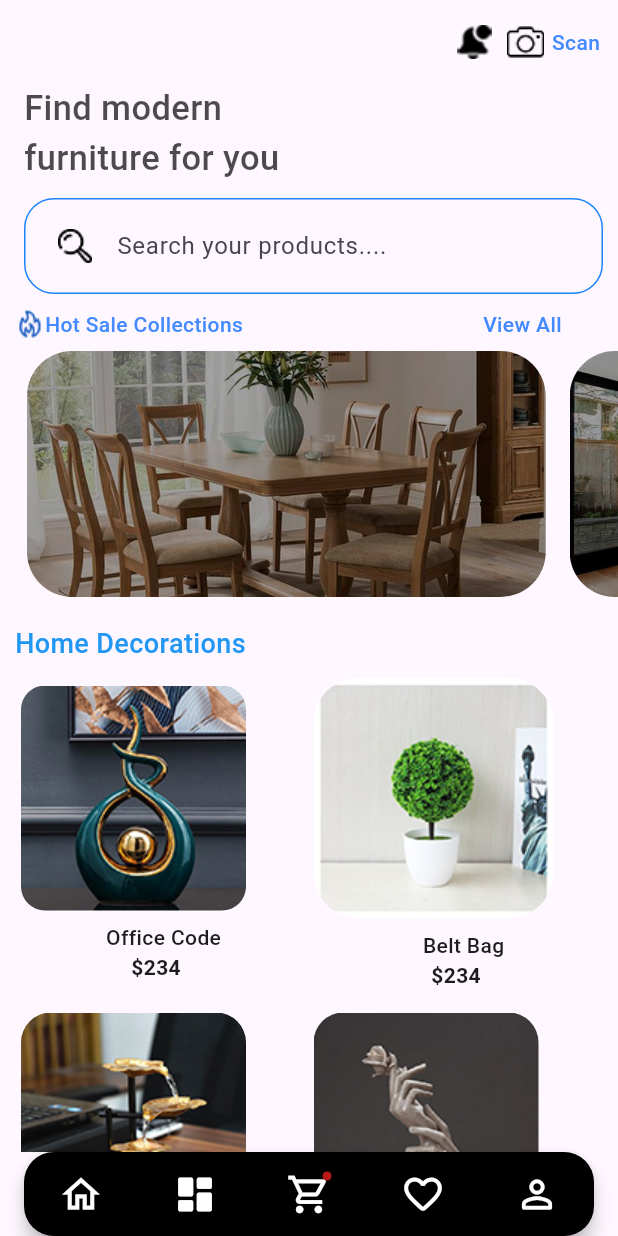
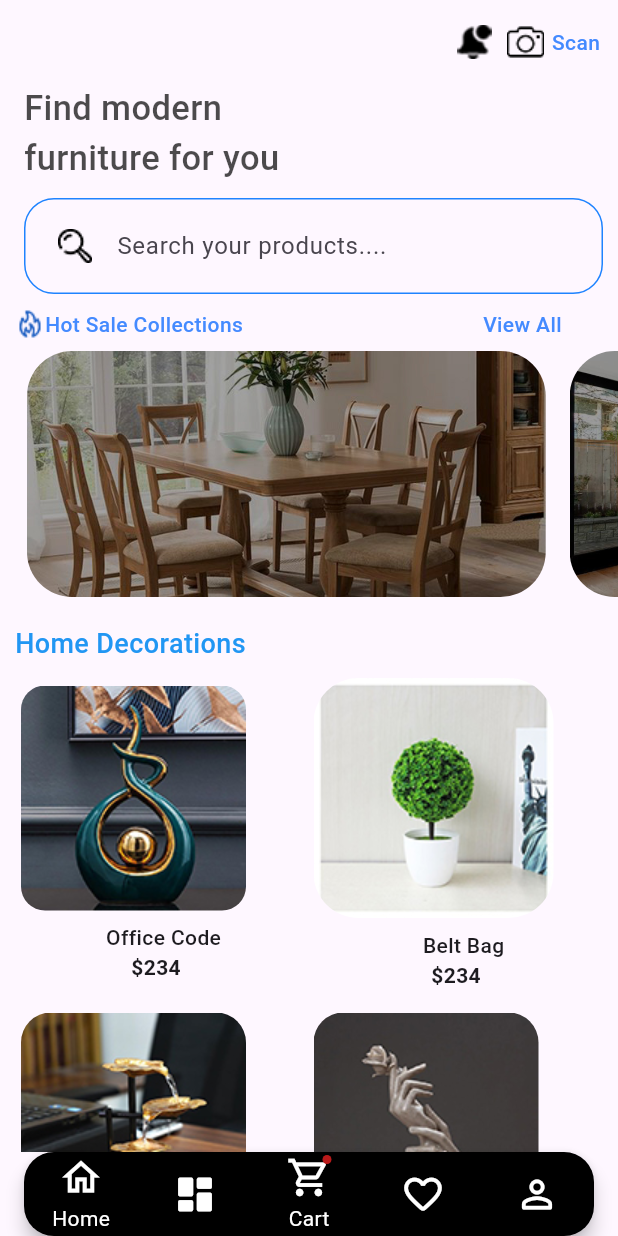
Before and after one commit to Tosin8/ktea, a Flutter app: the NavBarApp screen opened directly, on a phone screen of 412 x 824 dp. Run offline on Flutter 3.47's test engine with Material 3 defaults, Android fonts, the phone set to English and light mode, and no system bars; drawn by our look-alikes of custom_navigation_bar; our stand-ins replace animate_do, firebase_auth, firebase_core, get; missing offline and left inert: antdesign_icons; accounts and stored records are empty.

Commit message:
Update nav_bar.dart

```diff
--- a/lib/components/nav_bar.dart
+++ b/lib/components/nav_bar.dart
@@ -44,13 +44,16 @@ class _NavBarAppState extends State<NavBarApp> {
         Icons.home_outlined,
 
       size: 30,
-       color: Colors.white,)),
+       color: Colors.white,),
+       title: Text('Home', style: TextStyle(color: Colors.white),),
+       ),
       CustomNavigationBarItem(icon: const Icon(Icons.dashboard_rounded,
       size: 30,
        color: Colors.white)),
        CustomNavigationBarItem(icon: const Icon(Icons.shopping_cart_outlined,
         size: 30,
         color: Colors.white, ),
+        title: Text('Cart', style: TextStyle(color: Colors.white),),
         badgeCount: 0,
          showBadge: true,
         ),
@@ -81,6 +84,8 @@ class _NavBarAppState extends State<NavBarApp> {
          // key: navigationKey,
           //color: Colors.blue,
           backgroundColor: Colors.black,
+          // opacity: 0.5,
+          // blurEffect: true,
           isFloating: true,
           elevation: 5,
           selectedColor: Colors.yellow,
```
